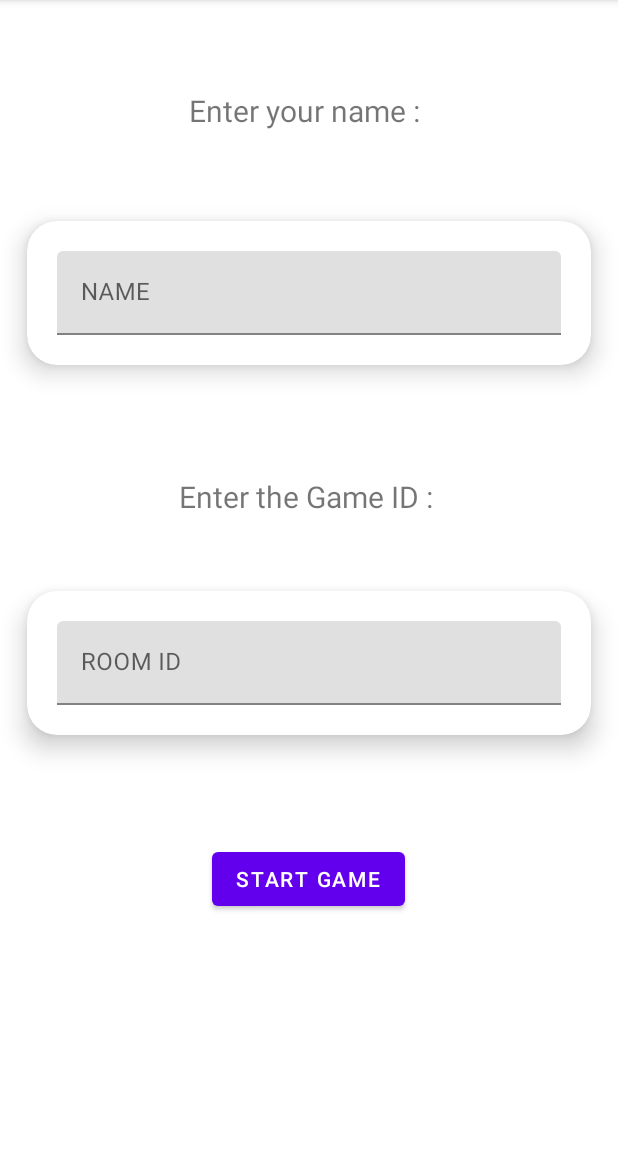
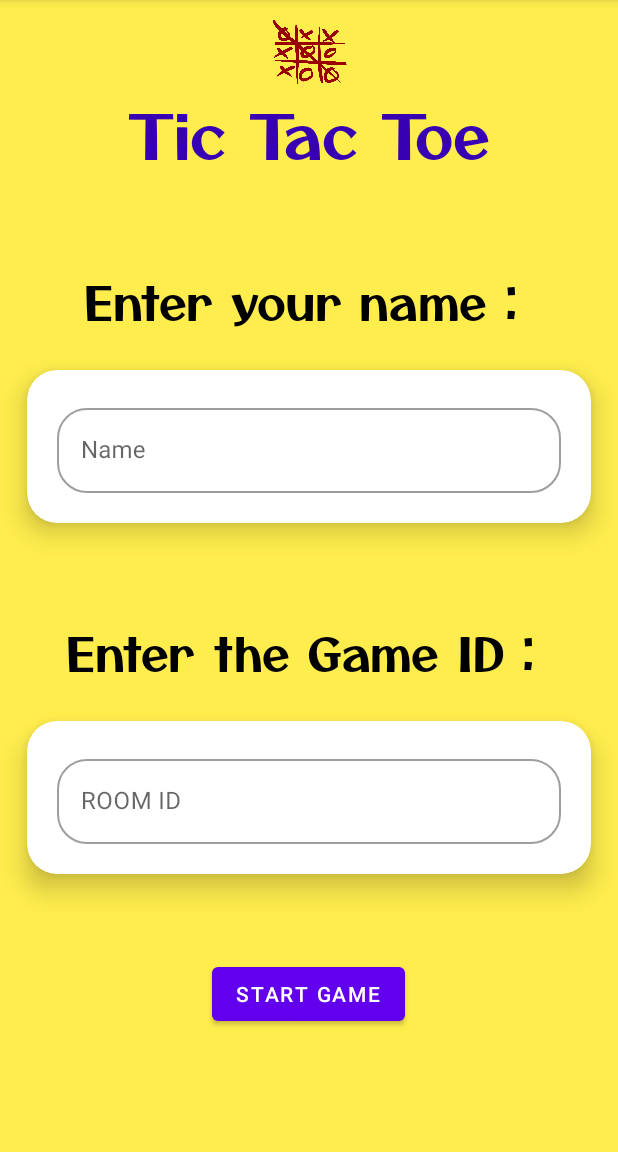
Before and after one commit to parthdhake/TicTacToe-Multiplayer, an Android app: the JoinFragment screen opened through its navigation route, on a phone screen of 412 x 824 dp, the part 84-1236 px from its top. Run offline under Robolectric (Android 15) with nearby library versions, the phone set to English and light mode, and no system bars; our stand-ins replace Firebase (no records; nobody signed in at launch, a user with empty details on screens opened directly).

Commit message:
UI Update

```diff
--- a/app/src/main/res/layout/fragment_join.xml
+++ b/app/src/main/res/layout/fragment_join.xml
@@ -4,26 +4,50 @@
     android:layout_width="match_parent"
     android:layout_height="match_parent"
     xmlns:app="http://schemas.android.com/apk/res-auto"
+    android:background="#FFED4D"
     tools:context=".fragments.JoinFragment">
+
+    <ImageView
+        android:layout_width="50dp"
+        android:layout_height="50dp"
+        android:src="@drawable/tic_tac_toe"
+        app:layout_constraintEnd_toEndOf="parent"
+        app:layout_constraintStart_toStartOf="parent"
+        app:layout_constraintBottom_toTopOf="@+id/textView4" />
+
+    <TextView
+        android:id="@+id/textView4"
+        android:layout_width="wrap_content"
+        android:layout_height="wrap_content"
+        android:layout_marginTop="60dp"
+        android:fontFamily="@font/otomanopeeone_regular"
+        android:text="Tic Tac Toe"
+        android:textColor="@color/purple_700"
+        android:textSize="40sp"
+        app:layout_constraintEnd_toEndOf="parent"
+        app:layout_constraintStart_toStartOf="parent"
+        app:layout_constraintTop_toTopOf="parent" />
+
+
 
     <TextView
         android:id="@+id/name"
         android:layout_width="wrap_content"
+        android:layout_marginTop="60dp"
         android:layout_height="wrap_content"
+        android:fontFamily="@font/otomanopeeone_regular"
         android:text="Enter your name : "
-        android:layout_marginTop="60dp"
-        android:textSize="20sp"
+        android:textColor="@color/black"
+        android:textSize="30sp"
         app:layout_constraintEnd_toEndOf="parent"
-        app:layout_constraintHorizontal_bias="0.498"
         app:layout_constraintStart_toStartOf="parent"
-        app:layout_constraintTop_toTopOf="parent" />
+        app:layout_constraintTop_toBottomOf="@+id/textView4" />
 
 
     <androidx.cardview.widget.CardView
         android:id="@+id/NameCard"
         android:layout_width="0dp"
         android:layout_height="wrap_content"
-        android:layout_marginTop="36dp"
         app:cardBackgroundColor="@color/white"
         app:cardCornerRadius="20dp"
         app:cardElevation="10dp"
@@ -40,9 +64,15 @@
             android:layout_width="match_parent"
             android:layout_height="wrap_content"
             android:layout_margin="20dp"
-            android:hint="NAME">
+            app:boxCornerRadiusBottomEnd="20dp"
+            app:boxCornerRadiusTopEnd="20dp"
+            app:boxCornerRadiusBottomStart="20dp"
+            app:boxCornerRadiusTopStart="20dp"
+            android:hint="Name"
+            style="@style/Widget.MaterialComponents.TextInputLayout.OutlinedBox">
 
-            <com.google.android.material.textfield.TextInputEditText
+
+        <com.google.android.material.textfield.TextInputEditText
                 android:layout_width="match_parent"
                 android:layout_height="wrap_content" />
 
@@ -54,9 +84,11 @@
         android:id="@+id/textView3"
         android:layout_width="wrap_content"
         android:layout_height="wrap_content"
-        android:layout_marginTop="50dp"
+        android:layout_marginTop="40dp"
+        android:fontFamily="@font/otomanopeeone_regular"
         android:text="Enter the Game ID : "
-        android:textSize="20sp"
+        android:textColor="@color/black"
+        android:textSize="30sp"
         app:layout_constraintEnd_toEndOf="parent"
         app:layout_constraintStart_toStartOf="parent"
         app:layout_constraintTop_toBottomOf="@+id/NameCard" />
@@ -65,7 +97,6 @@
         android:id="@+id/RoomID"
         android:layout_width="0dp"
         android:layout_height="wrap_content"
-        android:layout_marginTop="25dp"
         app:cardBackgroundColor="@color/white"
         app:cardCornerRadius="20dp"
         app:cardElevation="10dp"
@@ -79,10 +110,16 @@
 
         <com.google.android.material.textfield.TextInputLayout
             android:id="@+id/room_id"
+            style="@style/Widget.MaterialComponents.TextInputLayout.OutlinedBox"
             android:layout_width="match_parent"
             android:layout_height="wrap_content"
             android:layout_margin="20dp"
-            android:hint="ROOM ID">
+            android:hint="ROOM ID"
+            app:boxCornerRadiusBottomEnd="20dp"
+            app:boxCornerRadiusBottomStart="20dp"
+            app:boxCornerRadiusTopEnd="20dp"
+            app:boxCornerRadiusTopStart="20dp">
+
 
             <com.google.android.material.textfield.TextInputEditText
                 android:layout_width="match_parent"
@@ -96,12 +133,14 @@
         android:id="@+id/startGame"
         android:layout_width="wrap_content"
         android:layout_height="wrap_content"
-        android:layout_marginTop="48dp"
+        android:layout_marginTop="32dp"
         android:text="Start Game"
+        app:layout_constraintBottom_toBottomOf="parent"
         app:layout_constraintEnd_toEndOf="parent"
         app:layout_constraintHorizontal_bias="0.498"
         app:layout_constraintStart_toStartOf="parent"
-        app:layout_constraintTop_toBottomOf="@+id/RoomID" />
+        app:layout_constraintTop_toBottomOf="@+id/RoomID"
+        app:layout_constraintVertical_bias="0.0" />
 
 
 </androidx.constraintlayout.widget.ConstraintLayout>
```
Also changed, not shown: app/src/main/res/font/ticfont.xml (added, +7 -0 lines), app/src/main/res/layout/activity_splash_screen.xml (+20 -4 lines), app/src/main/res/layout/fragment_create.xml (+16 -4 lines), app/src/main/res/layout/fragment_create_join.xml (+9 -4 lines), app/src/main/res/drawable-v24/tic_tac_toe.png (added), app/src/main/res/font/otomanopeeone_regular.ttf (added).
